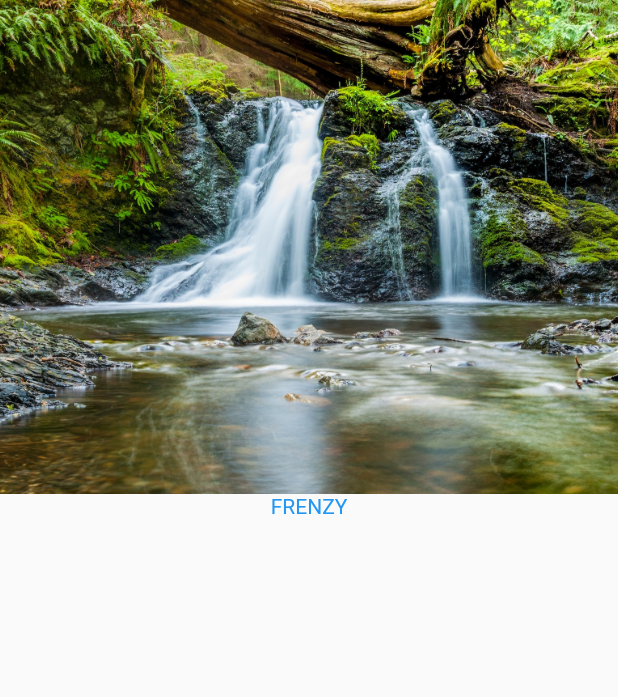
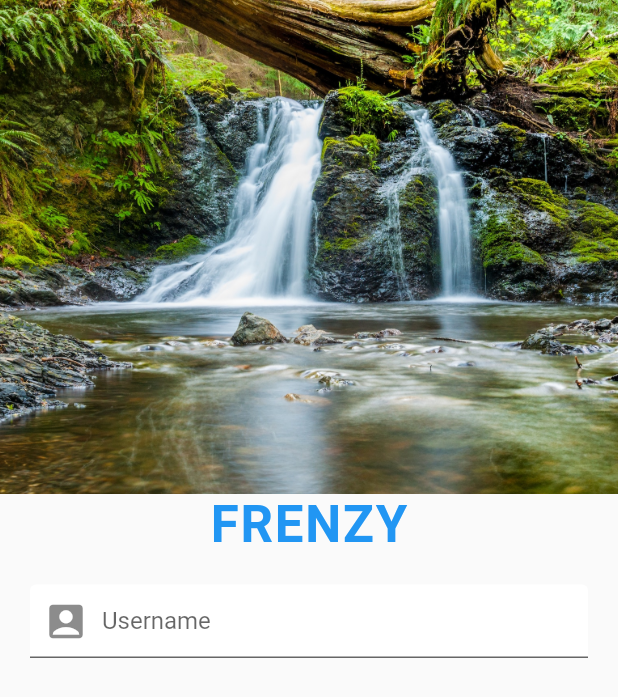
Before and after one commit to aximilli1212/flutter-googles, a Flutter app: the screen it shows after launch, on a phone screen of 412 x 824 dp. Shown: the top 697 px of the screen. Run offline on Flutter 3.47's test engine with Material 2 defaults, Android fonts, the phone set to English and light mode, and no system bars; our stand-ins replace animated_text_kit, audioplayers, cloud_firestore, firebase_auth, flutter_spinkit, font_awesome_flutter and 3 more; accounts and stored records are empty.

Commit message:
add username input box

```diff
--- a/frenzy_social/lib/screens/login_screen.dart
+++ b/frenzy_social/lib/screens/login_screen.dart
@@ -22,7 +22,25 @@ class _LoginScreenState extends State<LoginScreen> {
               ),
               Text('FRENZY',  style: TextStyle(
                 color: Theme.of(context).primaryColor,
-              ),)
+                fontSize: 34.0,
+                fontWeight: FontWeight.bold,
+                letterSpacing: 1.2,
+              ),), SizedBox(height:10.0),
+              Padding(
+                padding: const EdgeInsets.symmetric(vertical: 10.0, horizontal: 20.0),
+                child: TextField(
+                  decoration: InputDecoration(
+                     contentPadding: EdgeInsets.symmetric(vertical:15.0),
+                    fillColor: Colors.white,
+                    filled: true,
+                    hintText: 'Username',
+                    prefixIcon: Icon(
+                      Icons.account_box,
+                      size: 30.0,
+                    )
+                  ),
+                ),
+              )
             ],
           ),
         ),
```
